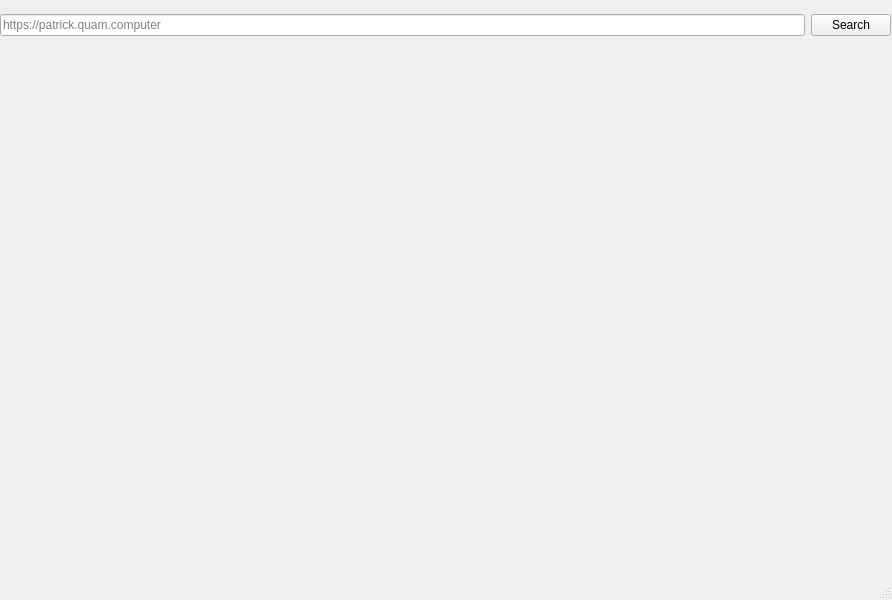
pquam/Quamium, file quamium.ui: the form before one commit.
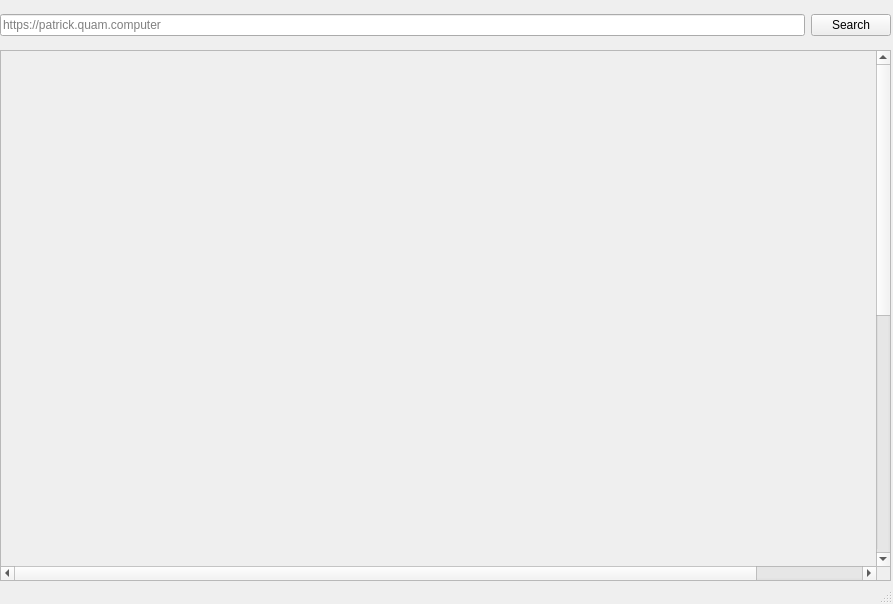
The form after the commit.

Commit message: Implemented scrollable canvas, and displaying response body to that canvas. Currently uses Qt built in HTML parser and scrolling.

Diff of the .ui file:
```diff
--- a/quamium.ui
+++ b/quamium.ui
@@ -6,8 +6,8 @@
    <rect>
     <x>0</x>
     <y>0</y>
-    <width>892</width>
-    <height>600</height>
+    <width>893</width>
+    <height>604</height>
    </rect>
   </property>
   <property name="windowTitle">
@@ -40,6 +40,41 @@
      </item>
     </layout>
    </widget>
+   <widget class="QWidget" name="gridLayoutWidget">
+    <property name="geometry">
+     <rect>
+      <x>0</x>
+      <y>50</y>
+      <width>891</width>
+      <height>531</height>
+     </rect>
+    </property>
+    <layout class="QGridLayout" name="gridLayout">
+     <item row="0" column="0">
+      <widget class="QScrollArea" name="webCanvas">
+       <property name="widgetResizable">
+        <bool>true</bool>
+       </property>
+       <widget class="QWidget" name="scrollAreaWidgetContents">
+        <property name="geometry">
+         <rect>
+          <x>0</x>
+          <y>0</y>
+          <width>1000</width>
+          <height>1000</height>
+         </rect>
+        </property>
+        <property name="minimumSize">
+         <size>
+          <width>1000</width>
+          <height>1000</height>
+         </size>
+        </property>
+       </widget>
+      </widget>
+     </item>
+    </layout>
+   </widget>
   </widget>
   <widget class="QStatusBar" name="statusbar"/>
  </widget>
```
The commit also changes 7 other files.
